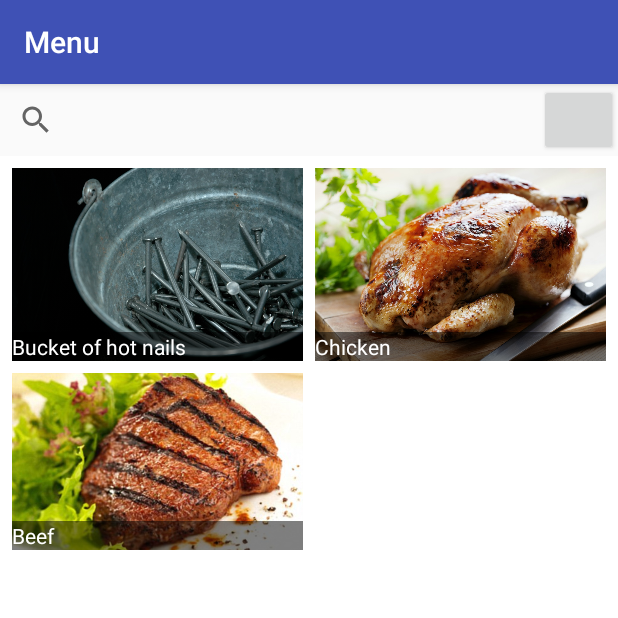
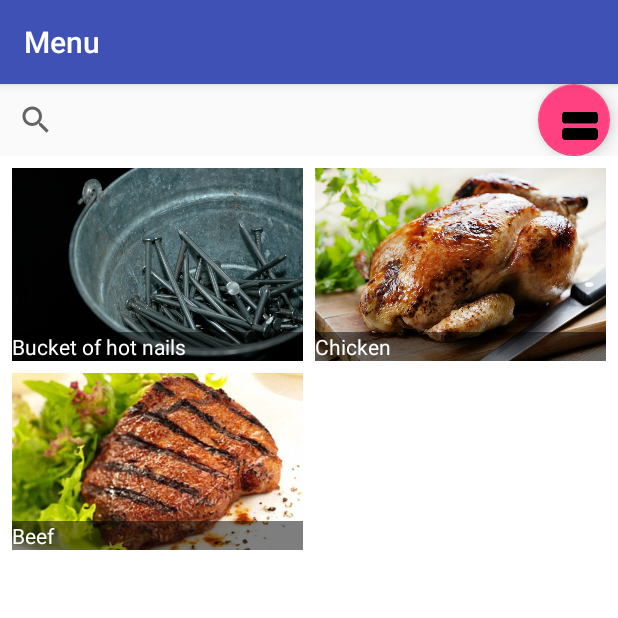
Before and after one commit to Pastornak/OrestHelloGuys, an Android app: the screen it shows after launch (MainActivity), after a tap on an icon or button, on a phone screen of 412 x 824 dp, the top half of it. Run offline under Robolectric (Android 15) with nearby library versions, the phone set to English and light mode, and no system bars.

Commit message:
more pretty button

```diff
--- a/app/src/main/java/id_iot/orest_task/GridViewFragment.java
+++ b/app/src/main/java/id_iot/orest_task/GridViewFragment.java
@@ -1,6 +1,7 @@
 package id_iot.orest_task;
 
 import android.os.Bundle;
+import android.support.design.widget.FloatingActionButton;
 import android.support.v4.app.Fragment;
 import android.support.v4.app.FragmentActivity;
 import android.view.LayoutInflater;
@@ -14,7 +15,7 @@ import android.widget.Toast;
 public class GridViewFragment extends Fragment {
 
     GridView gridView;
-    Button changeToCard;
+    FloatingActionButton changeToCard;
 
     @Override
     public View onCreateView(LayoutInflater inflater,
@@ -23,7 +24,7 @@ public class GridViewFragment extends Fragment {
         View view = inflater.inflate(R.layout.grid_view, container, false);
         getActivity().setTitle("Menu");
 
-        changeToCard = (Button) view.findViewById(R.id.changeToCard);
+        changeToCard = (FloatingActionButton) view.findViewById(R.id.changeToCard);
         changeToCard.setOnClickListener(new View.OnClickListener() {
             @Override
             public void onClick(View view) {
--- a/app/src/main/java/id_iot/orest_task/RecyclerViewFragment.java
+++ b/app/src/main/java/id_iot/orest_task/RecyclerViewFragment.java
@@ -20,7 +20,7 @@ public class RecyclerViewFragment extends Fragment{
 
     RecyclerView recyclerView;
     RecyclerView.LayoutManager layoutManager;
-    Button changeToGrid;
+    FloatingActionButton changeToGrid;
     SearchView searchRecipe;
     RecyclerAdapter recyclerAdapter;
 
@@ -31,7 +31,7 @@ public class RecyclerViewFragment extends Fragment{
         View view = inflater.inflate(R.layout.recycler_view, container, false);
         getActivity().setTitle("Menu");
 
-        changeToGrid = (Button) view.findViewById(R.id.changeToGrid);
+        changeToGrid = (FloatingActionButton) view.findViewById(R.id.changeToGrid);
         changeToGrid.setOnClickListener(new View.OnClickListener() {
             @Override
             public void onClick(View view) {
--- a/app/src/main/res/layout/grid_view.xml
+++ b/app/src/main/res/layout/grid_view.xml
@@ -14,12 +14,14 @@
             android:layout_height="wrap_content"
             android:iconifiedByDefault="false"
             android:queryHint="Search Recipe"
-            android:layout_weight="3"/>
-        <Button
+            android:layout_weight="25"/>
+        <android.support.design.widget.FloatingActionButton
             android:layout_width="wrap_content"
             android:layout_height="match_parent"
             android:id="@+id/changeToCard"
-            android:layout_weight="2" />
+            android:layout_weight="1"
+            android:scaleType="centerCrop"
+            android:src="@drawable/tocard"/>
     </LinearLayout>
 
     <GridView
```
Also changed, not shown: app/src/main/res/layout/recycler_view.xml (+5 -3 lines), app/src/main/res/drawable/tocard.jpg (deleted), app/src/main/res/drawable/tocard.png (added), app/src/main/res/drawable/togrid.jpg (deleted), app/src/main/res/drawable/togrid.png (added).
